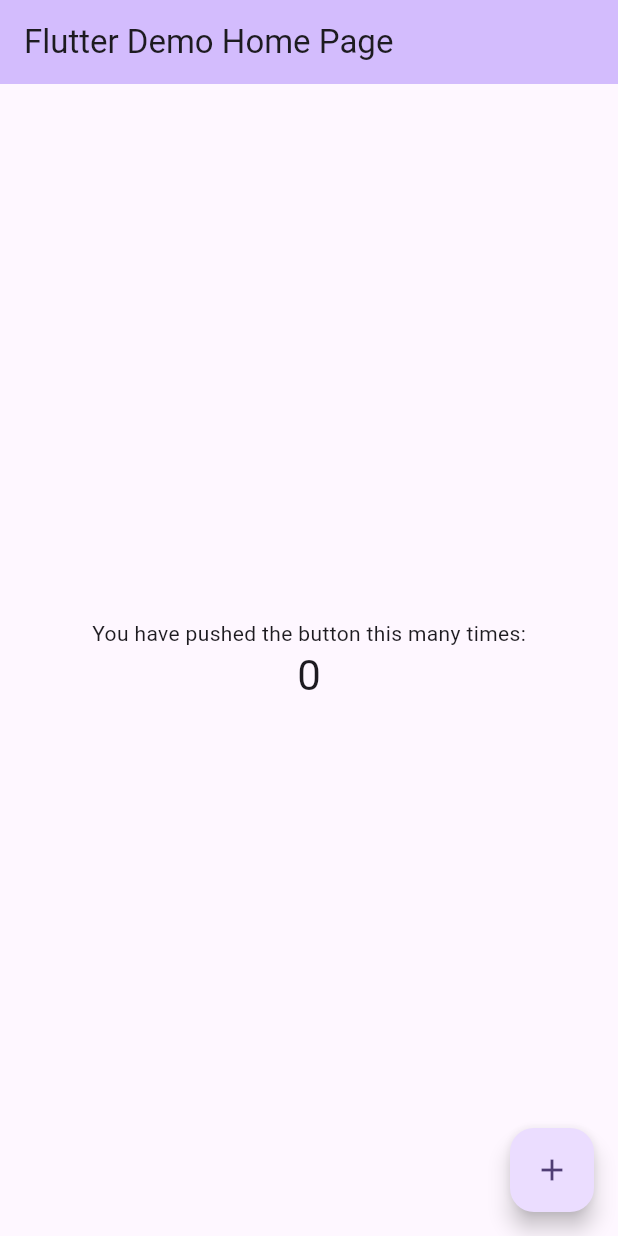
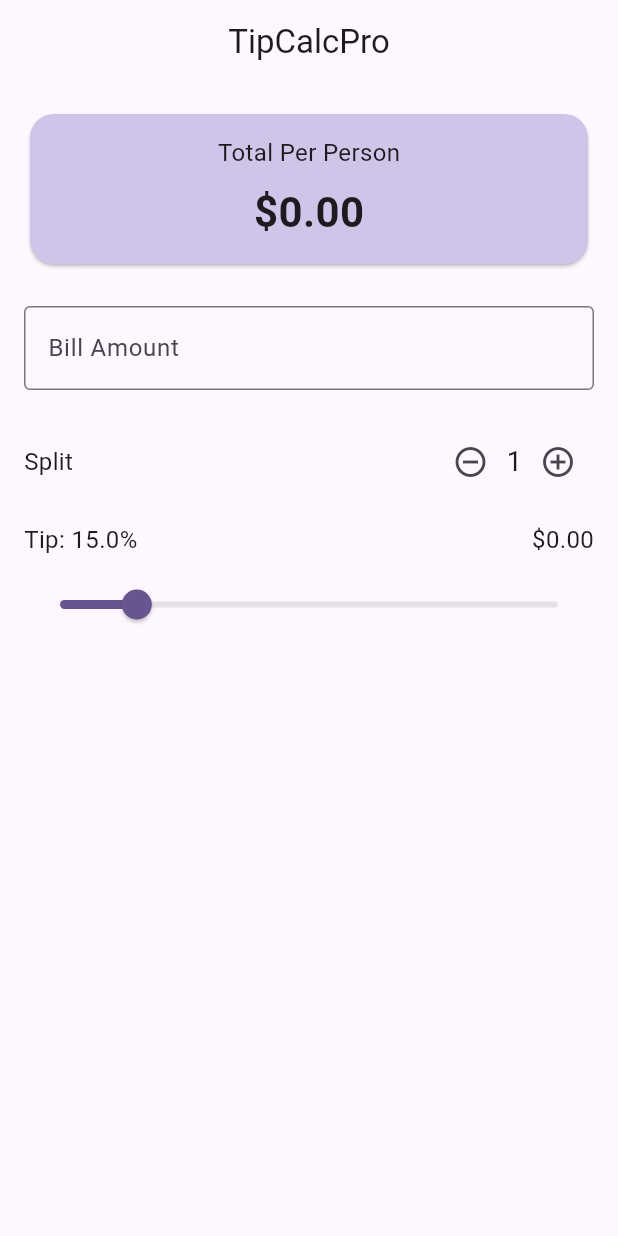
Before and after one commit to MrRogueKnight/TipCalcPro, a Flutter app: the screen it shows after launch, on a phone screen of 412 x 824 dp. Run offline on Flutter 3.47's test engine with Material 3 defaults, Android fonts, the phone set to English and light mode, and no system bars.

Commit message:
Update main.dart

```diff
--- a/tipcalcpro/lib/main.dart
+++ b/tipcalcpro/lib/main.dart
@@ -1,122 +1,170 @@
 import 'package:flutter/material.dart';
+import 'package:flutter/services.dart';
 
 void main() {
-  runApp(const MyApp());
+  runApp(const TipCalcPro());
 }
 
-class MyApp extends StatelessWidget {
-  const MyApp({super.key});
+class TipCalcPro extends StatelessWidget {
+  const TipCalcPro({super.key});
 
-  // This widget is the root of your application.
   @override
   Widget build(BuildContext context) {
     return MaterialApp(
-      title: 'Flutter Demo',
+      title: 'TipCalcPro',
       theme: ThemeData(
-        // This is the theme of your application.
-        //
-        // TRY THIS: Try running your application with "flutter run". You'll see
-        // the application has a purple toolbar. Then, without quitting the app,
-        // try changing the seedColor in the colorScheme below to Colors.green
-        // and then invoke "hot reload" (save your changes or press the "hot
-        // reload" button in a Flutter-supported IDE, or press "r" if you used
-        // the command line to start the app).
-        //
-        // Notice that the counter didn't reset back to zero; the application
-        // state is not lost during the reload. To reset the state, use hot
-        // restart instead.
-        //
-        // This works for code too, not just values: Most code changes can be
-        // tested with just a hot reload.
         colorScheme: ColorScheme.fromSeed(seedColor: Colors.deepPurple),
+        useMaterial3: true,
       ),
-      home: const MyHomePage(title: 'Flutter Demo Home Page'),
+      home: const TipCalculatorScreen(),
+      debugShowCheckedModeBanner: false,
     );
   }
 }
 
-class MyHomePage extends StatefulWidget {
-  const MyHomePage({super.key, required this.title});
-
-  // This widget is the home page of your application. It is stateful, meaning
-  // that it has a State object (defined below) that contains fields that affect
-  // how it looks.
-
-  // This class is the configuration for the state. It holds the values (in this
-  // case the title) provided by the parent (in this case the App widget) and
-  // used by the build method of the State. Fields in a Widget subclass are
-  // always marked "final".
-
-  final String title;
+class TipCalculatorScreen extends StatefulWidget {
+  const TipCalculatorScreen({super.key});
 
   @override
-  State<MyHomePage> createState() => _MyHomePageState();
+  State<TipCalculatorScreen> createState() => _TipCalculatorScreenState();
 }
 
-class _MyHomePageState extends State<MyHomePage> {
-  int _counter = 0;
+class _TipCalculatorScreenState extends State<TipCalculatorScreen> {
+  double _billAmount = 0.0;
+  int _split = 1;
+  double _tipPercent = 15.0;
 
-  void _incrementCounter() {
-    setState(() {
-      // This call to setState tells the Flutter framework that something has
-      // changed in this State, which causes it to rerun the build method below
-      // so that the display can reflect the updated values. If we changed
-      // _counter without calling setState(), then the build method would not be
-      // called again, and so nothing would appear to happen.
-      _counter++;
-    });
-  }
+  double get _tipAmount => _billAmount * _tipPercent / 100;
+  double get _totalPerPerson => (_billAmount + _tipAmount) / _split;
+
+  final TextEditingController _billController = TextEditingController();
 
   @override
   Widget build(BuildContext context) {
-    // This method is rerun every time setState is called, for instance as done
-    // by the _incrementCounter method above.
-    //
-    // The Flutter framework has been optimized to make rerunning build methods
-    // fast, so that you can just rebuild anything that needs updating rather
-    // than having to individually change instances of widgets.
     return Scaffold(
-      appBar: AppBar(
-        // TRY THIS: Try changing the color here to a specific color (to
-        // Colors.amber, perhaps?) and trigger a hot reload to see the AppBar
-        // change color while the other colors stay the same.
-        backgroundColor: Theme.of(context).colorScheme.inversePrimary,
-        // Here we take the value from the MyHomePage object that was created by
-        // the App.build method, and use it to set our appbar title.
-        title: Text(widget.title),
-      ),
-      body: Center(
-        // Center is a layout widget. It takes a single child and positions it
-        // in the middle of the parent.
+      appBar: AppBar(title: const Text('TipCalcPro'), centerTitle: true),
+      body: SingleChildScrollView(
+        padding: const EdgeInsets.all(16),
         child: Column(
-          // Column is also a layout widget. It takes a list of children and
-          // arranges them vertically. By default, it sizes itself to fit its
-          // children horizontally, and tries to be as tall as its parent.
-          //
-          // Column has various properties to control how it sizes itself and
-          // how it positions its children. Here we use mainAxisAlignment to
-          // center the children vertically; the main axis here is the vertical
-          // axis because Columns are vertical (the cross axis would be
-          // horizontal).
-          //
-          // TRY THIS: Invoke "debug painting" (choose the "Toggle Debug Paint"
-          // action in the IDE, or press "p" in the console), to see the
-          // wireframe for each widget.
-          mainAxisAlignment: MainAxisAlignment.center,
-          children: <Widget>[
-            const Text('You have pushed the button this many times:'),
-            Text(
-              '$_counter',
-              style: Theme.of(context).textTheme.headlineMedium,
+          children: [
+            // Total per person
+            Card(
+              shape: RoundedRectangleBorder(
+                borderRadius: BorderRadius.circular(16),
+              ),
+              color: Colors.deepPurple[100],
+              child: SizedBox(
+                width: double.infinity,
+                height: 100,
+                child: Center(
+                  child: Column(
+                    mainAxisAlignment: MainAxisAlignment.center,
+                    children: [
+                      const Text(
+                        'Total Per Person',
+                        style: TextStyle(fontSize: 16),
+                      ),
+                      const SizedBox(height: 8),
+                      Text(
+                        '\$${_totalPerPerson.toStringAsFixed(2)}',
+                        style: const TextStyle(
+                          fontSize: 28,
+                          fontWeight: FontWeight.bold,
+                        ),
+                      ),
+                    ],
+                  ),
+                ),
+              ),
+            ),
+            const SizedBox(height: 24),
+
+            // Bill amount input
+            TextField(
+              controller: _billController,
+              keyboardType: const TextInputType.numberWithOptions(
+                decimal: true,
+              ),
+              decoration: const InputDecoration(
+                prefixText: '\$ ',
+                labelText: 'Bill Amount',
+                border: OutlineInputBorder(),
+              ),
+              onChanged: (value) {
+                setState(() {
+                  _billAmount = double.tryParse(value) ?? 0.0;
+                });
+              },
+            ),
+            const SizedBox(height: 24),
+
+            // Split Row
+            Row(
+              mainAxisAlignment: MainAxisAlignment.spaceBetween,
+              children: [
+                const Text('Split', style: TextStyle(fontSize: 16)),
+                Row(
+                  children: [
+                    IconButton(
+                      icon: const Icon(Icons.remove_circle_outline),
+                      onPressed: () {
+                        setState(() {
+                          if (_split > 1) _split--;
+                        });
+                      },
+                    ),
+                    Text('$_split', style: const TextStyle(fontSize: 18)),
+                    IconButton(
+                      icon: const Icon(Icons.add_circle_outline),
+                      onPressed: () {
+                        setState(() {
+                          _split++;
+                        });
+                      },
+                    ),
+                  ],
+                ),
+              ],
+            ),
+            const SizedBox(height: 16),
+
+            // Tip Row
+            Row(
+              mainAxisAlignment: MainAxisAlignment.spaceBetween,
+              children: [
+                Row(
+                  children: [
+                    const Text('Tip: ', style: TextStyle(fontSize: 16)),
+                    Text(
+                      '${_tipPercent.toStringAsFixed(1)}%',
+                      style: const TextStyle(fontSize: 16),
+                    ),
+                  ],
+                ),
+                Text(
+                  '\$${_tipAmount.toStringAsFixed(2)}',
+                  style: const TextStyle(fontSize: 16),
+                ),
+              ],
+            ),
+            const SizedBox(height: 8),
+
+            // Tip slider
+            Slider(
+              min: 0,
+              max: 100,
+              divisions: 100,
+              value: _tipPercent,
+              label: '${_tipPercent.toStringAsFixed(1)}%',
+              onChanged: (value) {
+                setState(() {
+                  _tipPercent = value;
+                });
+              },
             ),
           ],
         ),
       ),
-      floatingActionButton: FloatingActionButton(
-        onPressed: _incrementCounter,
-        tooltip: 'Increment',
-        child: const Icon(Icons.add),
-      ), // This trailing comma makes auto-formatting nicer for build methods.
     );
   }
 }
```
